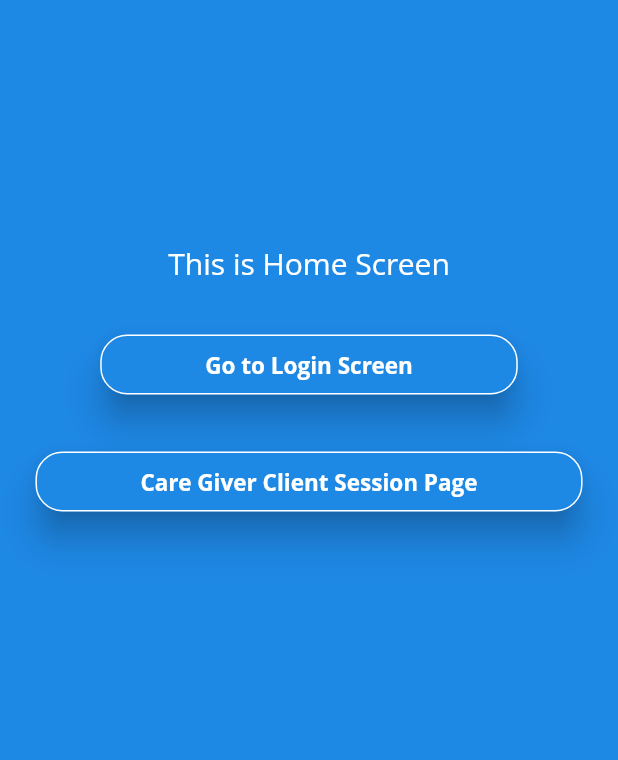
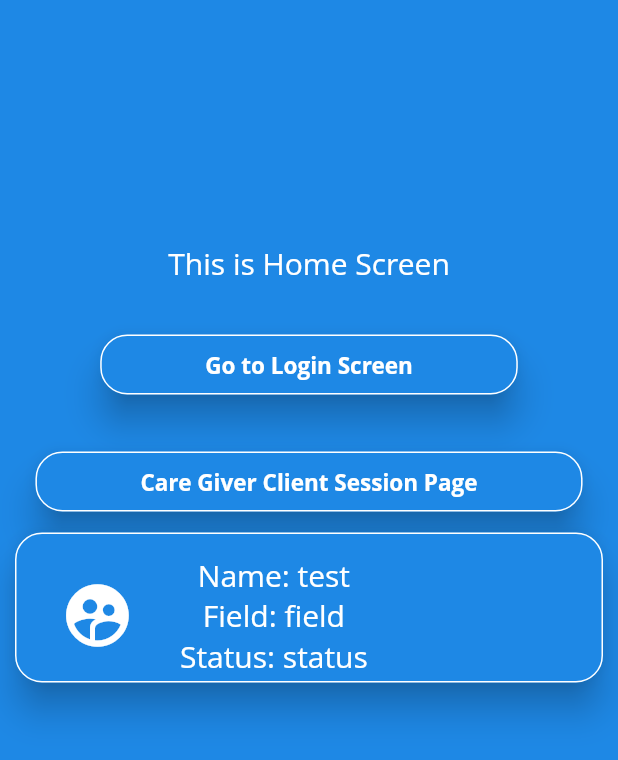
Before and after one commit to cfg2020apac/team-7, a Flutter app: the screen it shows after launch, on a phone screen of 412 x 824 dp. Shown: the top 760 px of the screen. Run offline on Flutter 3.47's test engine with Material 2 defaults, Android fonts, the phone set to English and light mode, and no system bars; Roboto replaces fonts that are missing (Open Sans).

Commit message:
added caregiver card with routing to client_caregiver added client_caregiver placeholder view

```diff
--- a/lib/components/caregiverCard.dart
+++ b/lib/components/caregiverCard.dart
@@ -0,0 +1,74 @@
+import 'package:flutter/material.dart';
+import 'package:team7_app/views/ClientCaregiver.dart';
+
+class CaregiverCard extends StatelessWidget {
+  final String clientID_caregiverID;
+
+  CaregiverCard(this.clientID_caregiverID);
+
+  @override
+  Widget build(context) {
+    // retrieve data from database using above id
+
+    String name = "test";
+    String field = "field";
+    String status = "status";
+
+    return Container(
+      padding: EdgeInsets.fromLTRB(10, 10, 10, 10),
+      child: RaisedButton(
+        elevation: 10,
+        shape: RoundedRectangleBorder(
+            borderRadius: BorderRadius.circular(18.0),
+            side: BorderSide(color: Colors.white)),
+        padding: EdgeInsets.fromLTRB(10, 10, 10, 10),
+        textColor: Colors.white,
+        color: Colors.blue[600],
+        onPressed: () {
+          Navigator.push(
+            context,
+            MaterialPageRoute(
+                builder: (context) => ClientCaregiver(clientID_caregiverID)),
+          );
+        },
+        child: Container(
+          padding: EdgeInsets.fromLTRB(20, 5, 20, 5),
+          height: 80,
+          child: Column(
+            children: <Widget>[
+              Row(
+                children: <Widget>[
+                  Icon(
+                    Icons.supervised_user_circle,
+                    size: 50,
+                  ),
+                  SizedBox(width: 30),
+                  Column(
+                    children: <Widget>[
+                      Align(
+                          alignment: Alignment.centerLeft,
+                          child: Container(
+                              child: Text('Name: ' + name,
+                                  textAlign: TextAlign.left,
+                                  style: TextStyle(fontSize: 20)))),
+                      Align(
+                          alignment: Alignment.centerLeft,
+                          child: Container(
+                              child: Text('Field: ' + field,
+                                  style: TextStyle(fontSize: 20)))),
+                      Align(
+                          alignment: Alignment.centerLeft,
+                          child: Container(
+                              child: Text('Status: ' + status,
+                                  style: TextStyle(fontSize: 20)))),
+                    ],
+                  ),
+                ],
+              ),
+            ],
+          ),
+        ),
+      ),
+    );
+  }
+}
--- a/lib/views/welcome_screen.dart
+++ b/lib/views/welcome_screen.dart
@@ -1,5 +1,6 @@
 import 'package:flutter/material.dart';
 import 'package:team7_app/components/buttons.dart';
+import 'package:team7_app/components/caregiverCard.dart';
 import 'package:team7_app/views/caregivers/ClientSessionPage.dart';
 import 'package:team7_app/views/login.dart';
 
@@ -24,13 +25,14 @@ class WelcomeScreen extends StatelessWidget {
                     SizedBox(height: 30),
                     Button.getChoiceButton(
                         context, 70, "Go to Login Screen", LoginForm()),
-                        // context, 70, "Go to Login Screen", DisplayForm()),
+                    // context, 70, "Go to Login Screen", DisplayForm()),
                     SizedBox(height: 30),
                     Button.getChoiceButton(
                         context,
                         70,
                         "Care Giver Client Session Page",
                         CareGiverClientSessionPage()),
+                    CaregiverCard("123"),
                   ],
                 ),
               ),
```
Also changed, not shown: lib/views/clientCaregiver.dart (added, +30 -0 lines).
